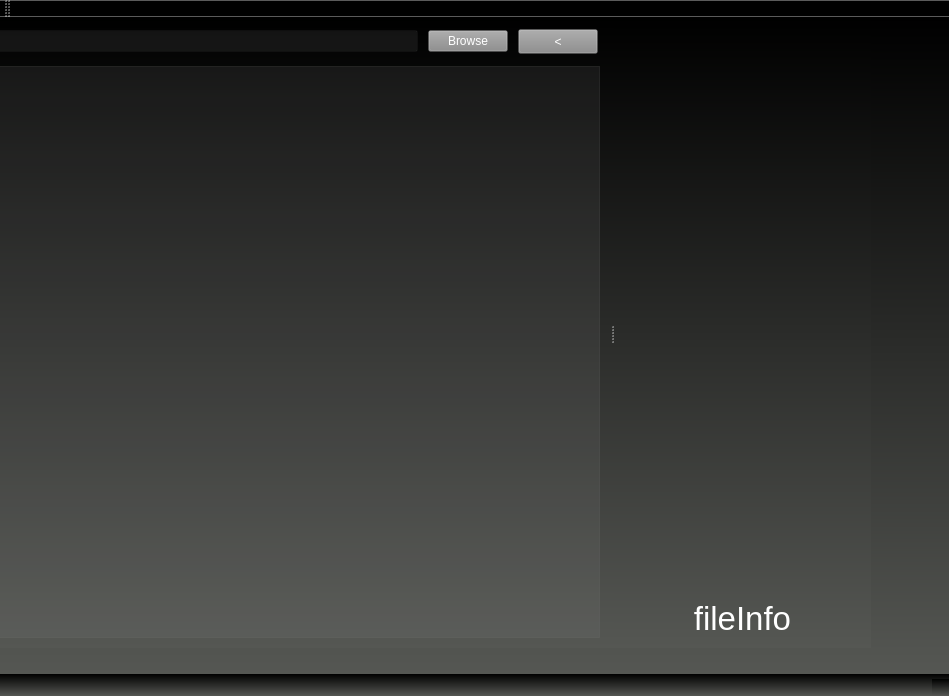
Old version of the form mainwindow.ui in the repository Laymalay/FileMonitor.
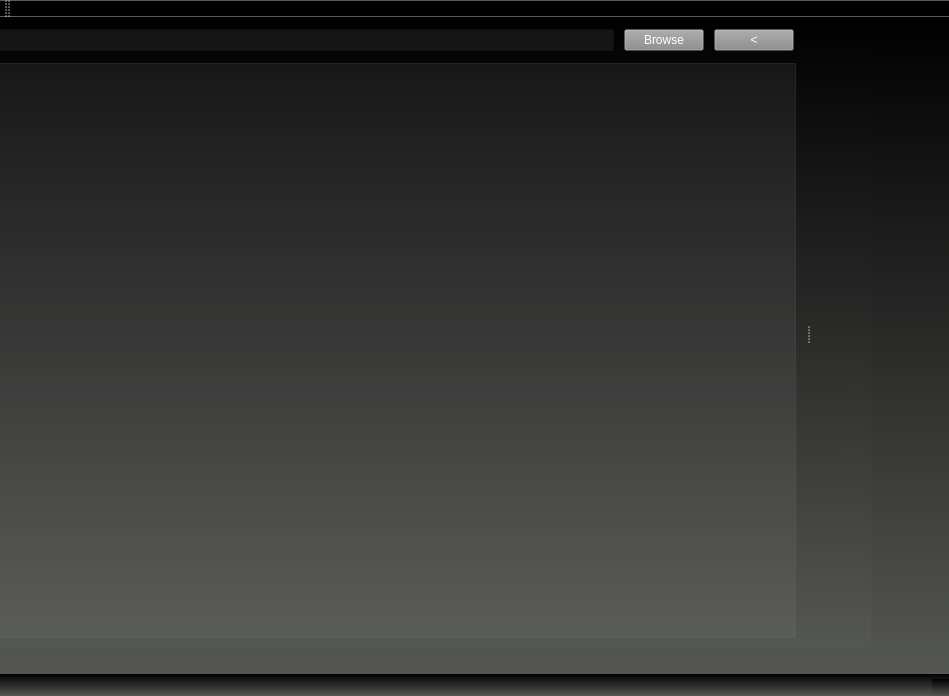
New version of the form.

Commit message: change charts layout, change label fileinfo

```diff
--- a/mainwindow.ui
+++ b/mainwindow.ui
@@ -411,27 +411,6 @@
         </item>
         <item>
          <widget class="QPushButton" name="btnback">
-          <property name="sizePolicy">
-           <sizepolicy hsizetype="Fixed" vsizetype="Fixed">
-            <horstretch>0</horstretch>
-            <verstretch>0</verstretch>
-           </sizepolicy>
-          </property>
-          <property name="minimumSize">
-           <size>
-            <width>80</width>
-            <height>25</height>
-           </size>
-          </property>
-          <property name="baseSize">
-           <size>
-            <width>0</width>
-            <height>0</height>
-           </size>
-          </property>
-          <property name="autoFillBackground">
-           <bool>false</bool>
-          </property>
           <property name="styleSheet">
            <string notr="true">color:white;
 background:rgba(137, 137, 137, 33);</string>
@@ -439,9 +418,6 @@
           <property name="text">
            <string>&lt;</string>
           </property>
-          <property name="flat">
-           <bool>false</bool>
-          </property>
          </widget>
         </item>
        </layout>
@@ -706,21 +682,6 @@
       <property name="sizeConstraint">
        <enum>QLayout::SetDefaultConstraint</enum>
       </property>
-      <item>
-       <widget class="QLabel" name="fileInfo">
-        <property name="styleSheet">
-         <string notr="true">font: 25pt ;
-color: white;
-background: transparent;</string>
-        </property>
-        <property name="text">
-         <string>fileInfo</string>
-        </property>
-        <property name="alignment">
-         <set>Qt::AlignBottom|Qt::AlignHCenter</set>
-        </property>
-       </widget>
-      </item>
      </layout>
     </widget>
    </widget>
```
The commit also changes 6 other files.
